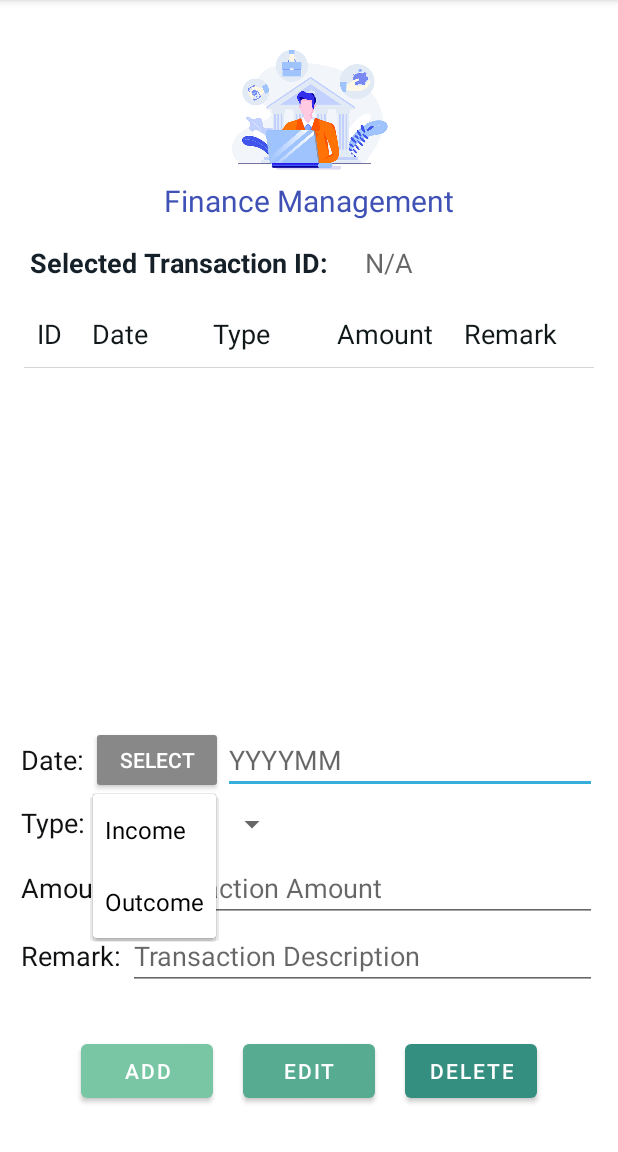
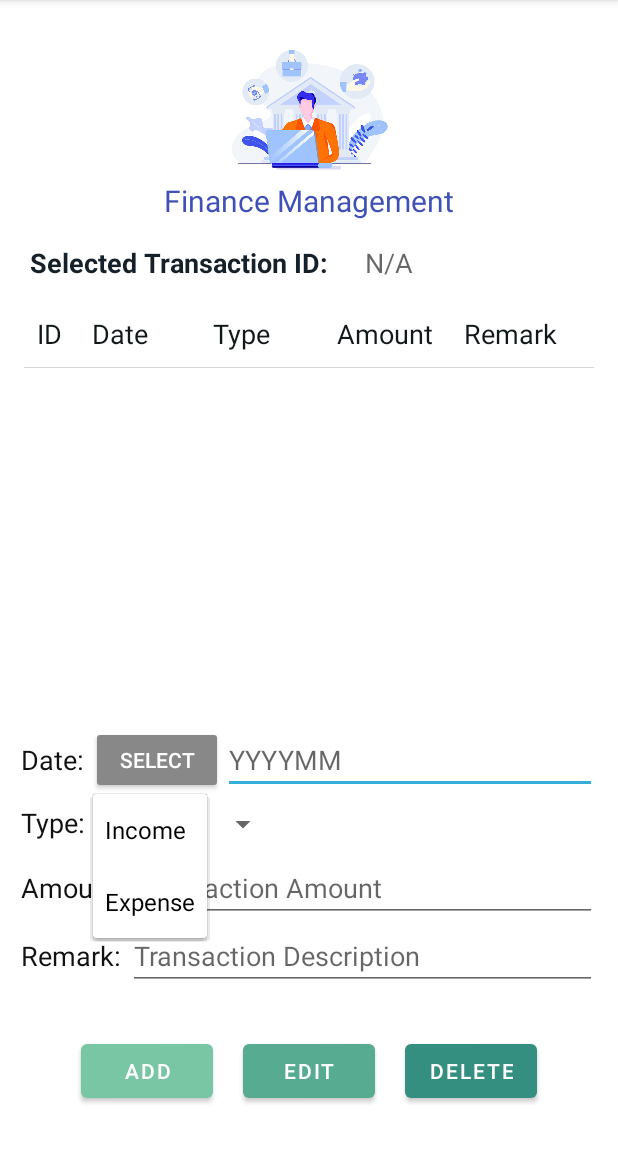
Before and after one commit to Car1osccc/finManagement, an Android app: the ManageActivity screen opened directly, with no data from a screen before it, after a tap on "Income", on a phone screen of 412 x 824 dp, the part 84-1236 px from its top. Run offline under Robolectric (Android 15) with nearby library versions, the phone set to English and light mode, and no system bars; 1 statement that could not run was skipped.

Commit message:
change outcome to expense

```diff
--- a/app/src/main/res/values/strings.xml
+++ b/app/src/main/res/values/strings.xml
@@ -2,6 +2,6 @@
     <string name="app_name">HKU Finance</string>
     <string-array name="type_options">
         <item>Income</item>
-        <item>Outcome</item>
+        <item>Expense</item>
     </string-array>
 </resources>
```
Also changed, not shown: app/src/main/java/com/financial/management/ManageActivity.java (+7 -7 lines), app/src/main/java/com/financial/management/RecordChartActivity.java (+0 -17 lines), app/src/main/java/com/financial/management/SearchRecordActivity.java (+4 -4 lines).
